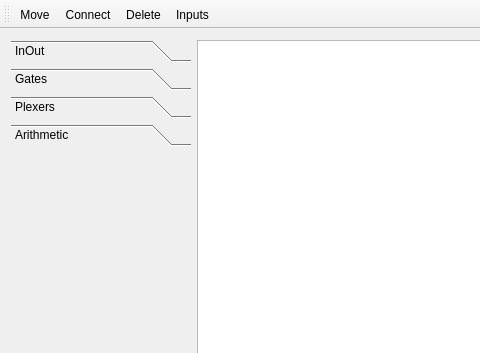
This is src/mainwindow.ui in MATF-RS20/RS010-circuitdesign as Qt 5 draws it before an edit; both pictures show x 0 to 480 and y 0 to 353 of the 700 by 468 pixel window. The edited form follows.
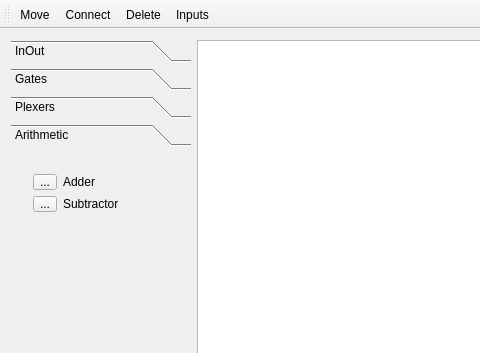
This is the edited form. The open tabs and pages were chosen to show the change. Icons and pictures are not drawn.

```diff
--- a/src/mainwindow.ui
+++ b/src/mainwindow.ui
@@ -728,6 +728,66 @@
            <attribute name="label">
             <string>Arithmetic</string>
            </attribute>
+           <widget class="QWidget" name="">
+            <property name="geometry">
+             <rect>
+              <x>11</x>
+              <y>11</y>
+              <width>109</width>
+              <height>60</height>
+             </rect>
+            </property>
+            <layout class="QVBoxLayout" name="verticalLayout_5">
+             <item>
+              <layout class="QHBoxLayout" name="horizontalLayout_12">
+               <item>
+                <widget class="QToolButton" name="adderButton">
+                 <property name="text">
+                  <string>...</string>
+                 </property>
+                 <property name="checkable">
+                  <bool>true</bool>
+                 </property>
+                 <attribute name="buttonGroup">
+                  <string notr="true">buttonGroup</string>
+                 </attribute>
+                </widget>
+               </item>
+               <item>
+                <widget class="QLabel" name="labelAdder">
+                 <property name="text">
+                  <string>Adder</string>
+                 </property>
+                </widget>
+               </item>
+              </layout>
+             </item>
+             <item>
+              <layout class="QHBoxLayout" name="horizontalLayout_13">
+               <item>
+                <widget class="QToolButton" name="subtractorButton">
+                 <property name="text">
+                  <string>...</string>
+                 </property>
+                 <property name="checkable">
+                  <bool>true</bool>
+                 </property>
+                 <attribute name="buttonGroup">
+                  <string notr="true">buttonGroup</string>
+                 </attribute>
+                </widget>
+               </item>
+               <item>
+                <widget class="QLabel" name="labelSubtractor">
+                 <property name="text">
+                  <string>Subtractor</string>
+                 </property>
+                </widget>
+               </item>
+              </layout>
+             </item>
+            </layout>
+           </widget>
           </widget>
           <widget class="QWidget" name="FlipFlop">
            <property name="geometry">
```
Left out of the diff: 2 changed lines with no effect on the pictures.
